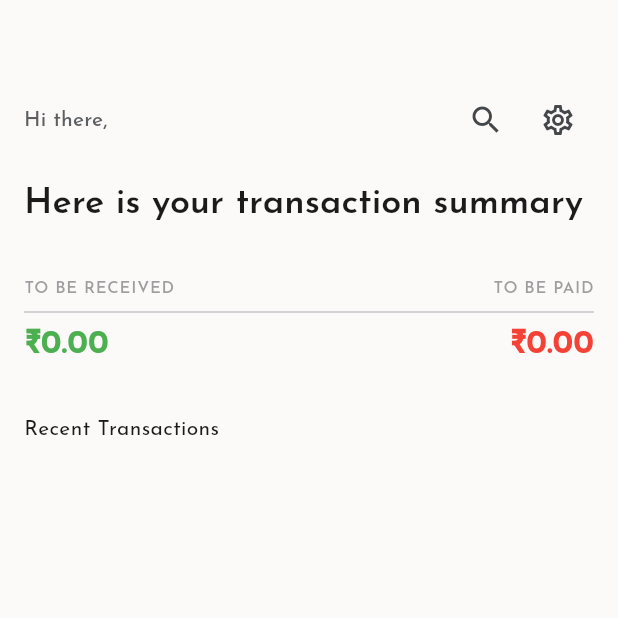
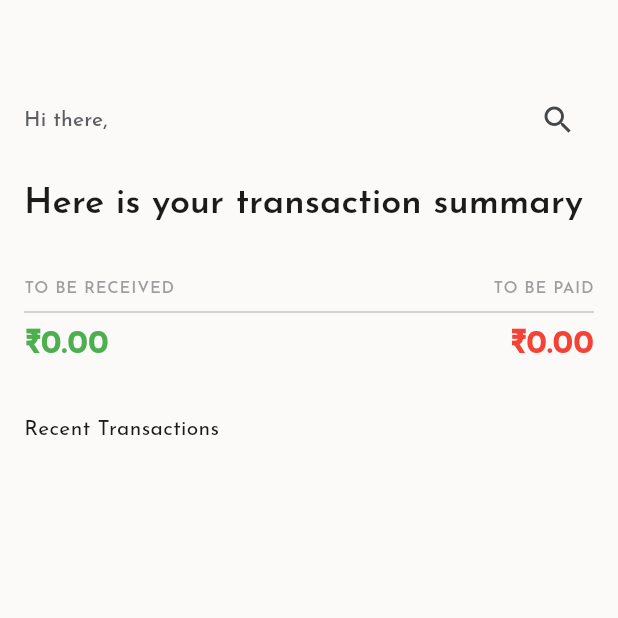
Before and after one commit to bsharma06/udhari, a Flutter app: the screen it shows after launch, on a phone screen of 412 x 824 dp, the top half of it. Run offline on Flutter 3.47's test engine with Material 3 defaults, Android fonts, the phone set to English and light mode, and no system bars; our stand-ins replace csv, file_picker, flutter_contacts, google_fonts, shared_preferences, sqflite; accounts and stored records are empty.

Commit message:
UI Adjustments

```diff
--- a/lib/screens/home_screen.dart
+++ b/lib/screens/home_screen.dart
@@ -316,12 +316,12 @@ class _HomeScreenState extends State<HomeScreen> {
                               onPressed: () =>
                                   setState(() => _searchQuery = ''),
                             ),
-                          IconButton(
-                            icon: const Icon(Icons.settings_outlined),
-                            onPressed: () {
-                              Navigator.of(context).pushNamed('/settings');
-                            },
-                          ),
+                          // IconButton(
+                          //   icon: const Icon(Icons.settings_outlined),
+                          //   onPressed: () {
+                          //     Navigator.of(context).pushNamed('/settings');
+                          //   },
+                          // ),
                         ],
                       ),
                     ],
```
